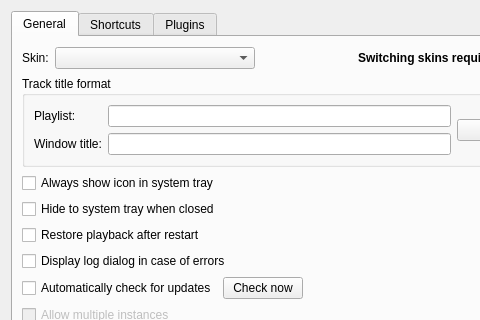
Old version of the form src/preferencesDialog.ui in the repository nulloy/nulloy; both pictures show x 0 to 480 and y 0 to 320 of the 571 by 404 pixel window.
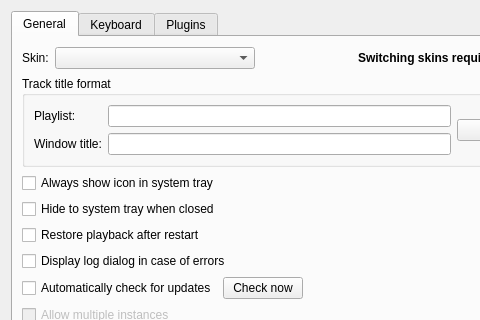
New version of the form. Custom widgets are drawn as their Qt base class.

Commit message: 'Shortcuts' preferences tab renamed to 'Keyboard'

```diff
--- a/src/preferencesDialog.ui
+++ b/src/preferencesDialog.ui
@@ -255,7 +255,7 @@
      </widget>
      <widget class="QWidget" name="shortcutsTab">
       <attribute name="title">
-       <string>Shortcuts</string>
+       <string>Keyboard</string>
       </attribute>
       <layout class="QVBoxLayout" name="verticalLayout">
        <property name="spacing">
```
